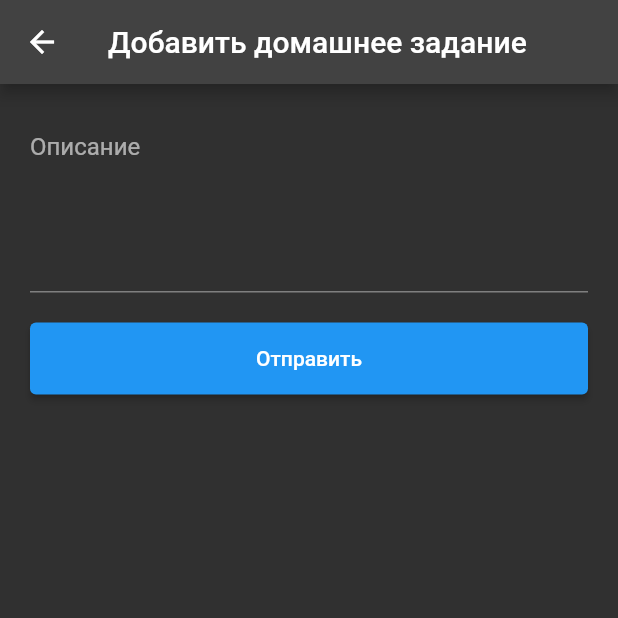
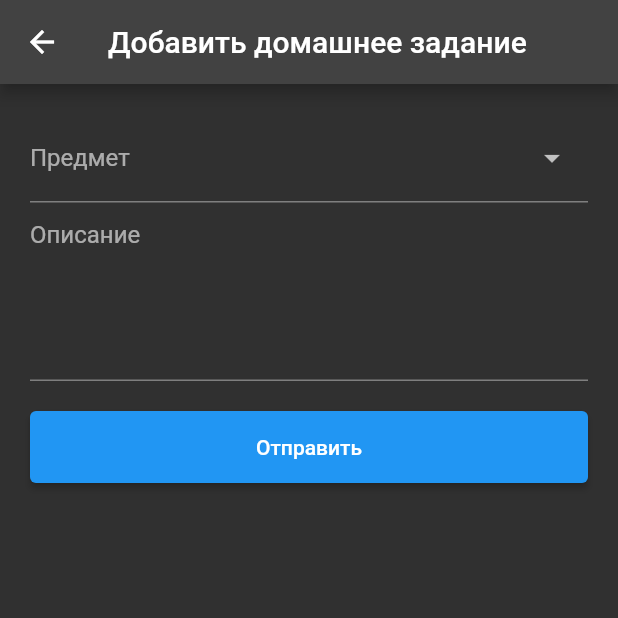
Before and after one commit to MalkollmDev/school_flutter, a Flutter app: the screen it shows after launch, after a tap on "Добавить", on a phone screen of 412 x 824 dp, the top half of it. Run offline on Flutter 3.47's test engine with Material 2 defaults, Android fonts, the phone set to English and light mode, and no system bars; drawn by our look-alikes of dropdown_search; network calls fail.

Commit message:
Добавил выпадающий список с уроками

```diff
--- /dev/null
+++ b/lib/models/lesson.dart
@@ -0,0 +1,18 @@
+class LessonModel {
+  int id;
+  String name;
+
+  LessonModel(
+    {
+      required this.id,
+      required this.name
+    }
+  );
+
+  factory LessonModel.fromJson(Map<String, dynamic> parsedJson){
+    return LessonModel(
+      id: parsedJson['id'],
+      name : parsedJson['name']
+    );
+  }
+}
--- a/lib/screens/add_page.dart
+++ b/lib/screens/add_page.dart
@@ -1,8 +1,10 @@
 // ignore_for_file: prefer_const_constructors, prefer_const_literals_to_create_immutables, prefer_const_declarations, use_build_context_synchronously
 
 import 'package:flutter/material.dart';
+import 'package:school_flutter/models/lesson.dart';
 import 'package:school_flutter/services/todo_service.dart';
 import '../utils/snackbar_helper.dart';
+import 'package:dropdown_search/dropdown_search.dart';
 
 class AddTodoPage extends StatefulWidget {
   final Map? todo;
@@ -13,6 +15,9 @@ class AddTodoPage extends StatefulWidget {
 }
 
 class _AddTodoPageState extends State<AddTodoPage> {
+  List<LessonModel> lessons = [];
+  late LessonModel? lessonSelected = null;
+
   TextEditingController titleController = TextEditingController();
   TextEditingController descriptionController = TextEditingController();
   bool isEdit = false;
@@ -20,6 +25,7 @@ class _AddTodoPageState extends State<AddTodoPage> {
   @override
   void initState() {
     super.initState();
+    getLessonList();
     final todo = widget.todo;
     if (todo != null) {
       isEdit = true;
@@ -38,10 +44,30 @@ class _AddTodoPageState extends State<AddTodoPage> {
       body: ListView(
         padding: EdgeInsets.all(20),
         children: [
-          // TextField(
-          //   controller: titleController,
-          //   decoration: InputDecoration(hintText: 'Заголовок'),
-          // ),
+          DropdownSearch<LessonModel>(
+            popupProps: PopupProps.bottomSheet(
+              showSearchBox: true,
+              showSelectedItems: false,
+            ),
+            items: lessons,
+            itemAsString: (item) => item.name,
+            dropdownDecoratorProps: DropDownDecoratorProps(
+              dropdownSearchDecoration: InputDecoration(
+                labelText: "Предмет",
+                hintText: "Выберите предмет",
+              ),
+            ),
+            onChanged: (value) {
+              if (value != null) {
+                setState(() {
+                  lessonSelected = value;
+                  print(lessonSelected?.name);
+                  print(lessonSelected?.id);
+                });
+              }
+            },
+            selectedItem: lessonSelected,
+          ),
           TextField(
             controller: descriptionController,
             decoration: InputDecoration(hintText: 'Описание'),
@@ -99,6 +125,18 @@ class _AddTodoPageState extends State<AddTodoPage> {
     }
   }
 
+  Future<void> getLessonList() async {
+    final response = await TodoService.getLessonList();
+    if (response != null) {
+      setState(() {
+        lessons = response;
+      });
+      print(lessons);
+    } else {
+      showErrorMessage(context, message: 'Домашних заданий нет');
+    }
+  }
+
   Map get body {
     // final title = titleController.text;
     final description = descriptionController.text;
--- a/lib/services/todo_service.dart
+++ b/lib/services/todo_service.dart
@@ -2,9 +2,11 @@
 
 import 'dart:convert';
 import 'package:http/http.dart' as http;
+import 'package:school_flutter/models/lesson.dart';
 
 //API методы здесь
 class TodoService {
+  //homework
   static Future<bool> deleteById(int id) async {
     final url = 'http://api.malkollm.ru/homeworks/$id';
     final uri = Uri.parse(url);
@@ -46,4 +48,19 @@ class TodoService {
 
     return response.statusCode == 200;
   }
+
+  //lessons
+  static Future<List<LessonModel>?> getLessonList() async {
+    final url = 'http://api.malkollm.ru/lessons';
+    final uri = Uri.parse(url);
+    final response = await http.get(uri);
+    if (response.statusCode == 200) {
+      List<dynamic> json = jsonDecode(response.body);
+      List<LessonModel> lessons = List<LessonModel>.from(json.map((model) => LessonModel.fromJson(model)));
+
+      return lessons;
+    } else {
+      return null;
+    }
+  }
 }
--- a/pubspec.yaml
+++ b/pubspec.yaml
@@ -36,6 +36,7 @@ dependencies:
   # Use with the CupertinoIcons class for iOS style icons.
   cupertino_icons: ^1.0.2
   http: ^0.13.6
+  dropdown_search: ^5.0.6
 
 dev_dependencies:
   flutter_test:
```
Also changed, not shown: pubspec.lock.
